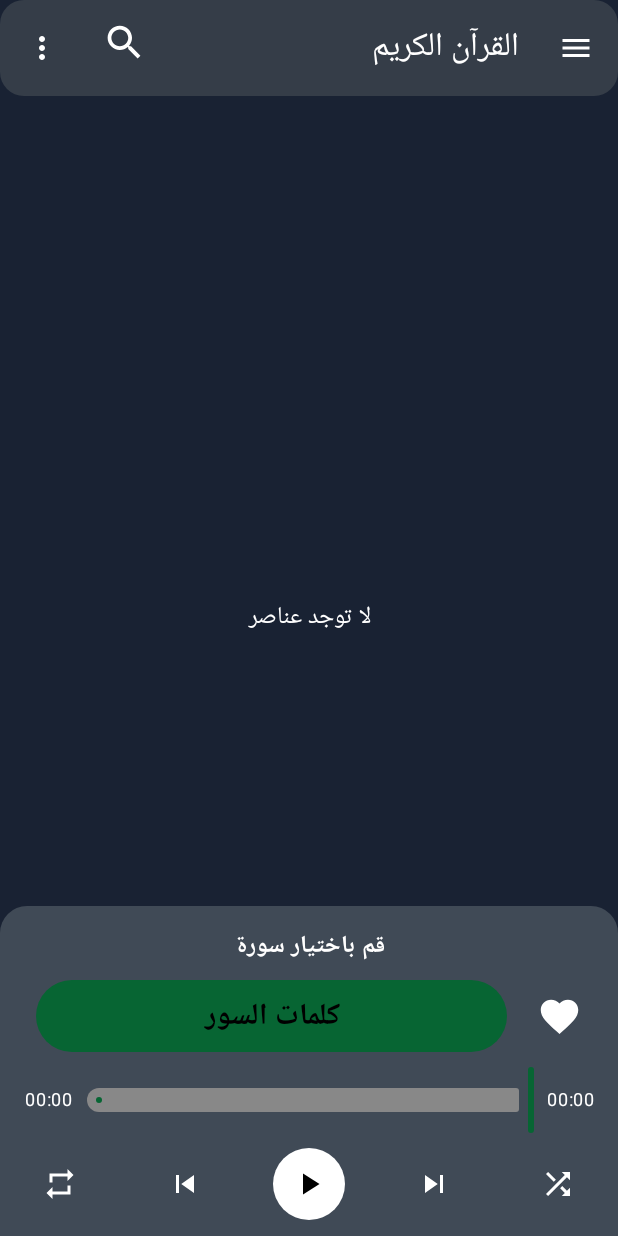
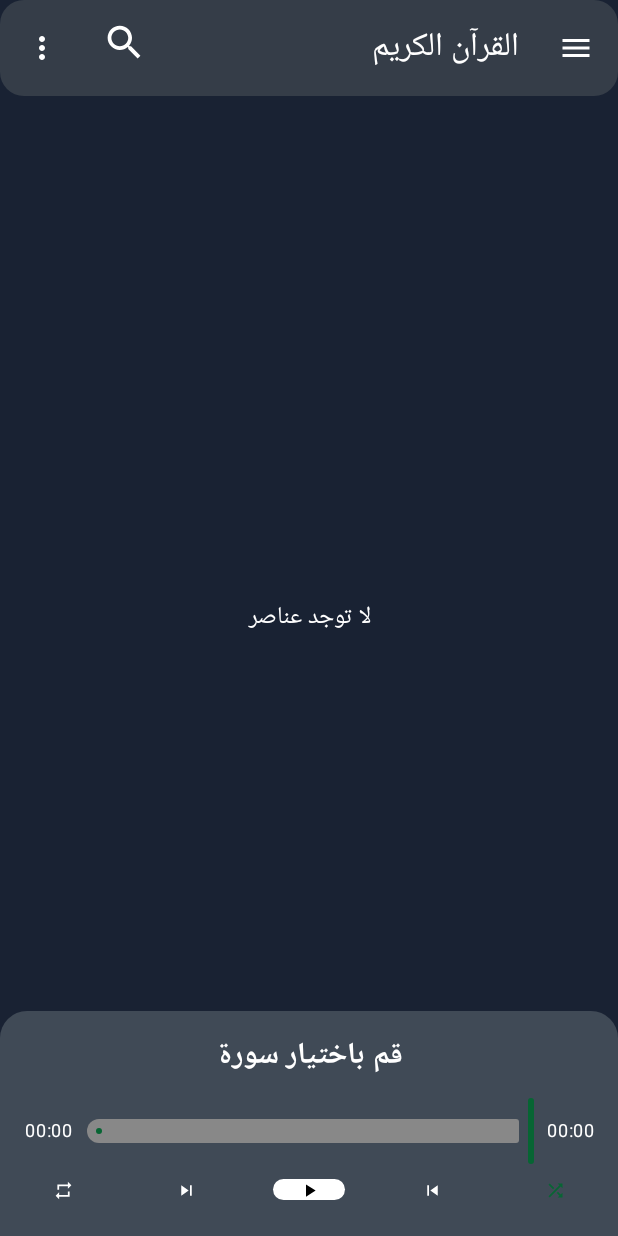
Before and after one commit to alaafawzyy/Shaila-Vibes, an Android app built with Jetpack Compose: the screen it shows after launch (MainActivity), after a tap on "Shuffle", on a phone screen of 412 x 824 dp. Run offline under Robolectric (Android 15) with nearby library versions, the phone set to English and light mode, and no system bars; 2 statements that could not run were skipped.

Commit message:
ubdate play video

```diff
--- a/app/build.gradle.kts
+++ b/app/build.gradle.kts
@@ -12,7 +12,7 @@ android {
         applicationId = "com.example.shailavibes"
         minSdk = 24
         targetSdk = 35
-        versionCode = 1
+        versionCode = 2
         versionName = "1.0"
 
         testInstrumentationRunner = "androidx.test.runner.AndroidJUnitRunner"
--- a/app/src/main/java/com/example/shailavibes/ui/presentation/MusicPlayerScreen.kt
+++ b/app/src/main/java/com/example/shailavibes/ui/presentation/MusicPlayerScreen.kt
@@ -64,13 +64,15 @@ fun MusicPlayerScreen() {
     val scope = rememberCoroutineScope()
     var showMessage by remember { mutableStateOf<String?>(null) }
     var isRepeatModeOn by remember { mutableStateOf(false) }
-
+    var isShuffleModeOn by remember { mutableStateOf(false) }
     var searchQuery by remember { mutableStateOf("") }
     var isSearchActive by remember { mutableStateOf(false) }
-
     var showFavoritesOnly by remember { mutableStateOf(false) }
+    var favoritesUpdateTrigger by remember { mutableStateOf(0) } // متغير جديد لإجبار تحديث filteredSongs
 
     val filteredSongs by derivedStateOf {
+        // استخدام favoritesUpdateTrigger عشان نجبر الـ derivedStateOf على إعادة الحساب
+        favoritesUpdateTrigger
         if (showFavoritesOnly) {
             songs.filter { it.isFavorite }
         } else if (searchQuery.isEmpty()) {
@@ -83,46 +85,12 @@ fun MusicPlayerScreen() {
         }
     }
 
-    // متابعة تغييرات الـ filteredSongs لتحديث currentSongIndex و selectedSong
-    LaunchedEffect(filteredSongs) {
-        if (selectedSong != null) {
-            // ابحث عن الأغنية الحالية في الـ filteredSongs الجديدة
-            val newIndex = filteredSongs.indexOfFirst { it == selectedSong }
-            if (newIndex != -1) {
-                // لو الأغنية لسه موجودة في الـ filteredSongs، حدث الـ currentSongIndex
-                currentSongIndex = newIndex
-            } else {
-                // لو الأغنية مش موجودة (مثلًا لأنها اتشالت من المفضلة وإحنا في وضع المفضلة)، وقف التشغيل
-                exoPlayer.pause()
-                selectedSong = null
-                currentSongIndex = -1
-            }
-        }
-    }
-
     // دالة لحفظ الأغاني المفضلة في SharedPreferences
     fun saveFavorites() {
         val favoriteIds = songs.filter { it.isFavorite }.map { it.resourceId.toString() }.toSet()
         sharedPreferences.edit().putStringSet("favorite_songs", favoriteIds).apply()
-    }
-
-    // Drawer State
-    val drawerState = rememberDrawerState(initialValue = DrawerValue.Closed)
-
-    // ربط isRepeatModeOn بالـ ExoPlayer
-    LaunchedEffect(isRepeatModeOn) {
-        exoPlayer.repeatMode = if (isRepeatModeOn) {
-            Player.REPEAT_MODE_ONE
-        } else {
-            Player.REPEAT_MODE_OFF
-        }
-    }
-
-    DisposableEffect(exoPlayer) {
-        onDispose {
-            exoPlayer.stop()
-            exoPlayer.release()
-        }
+        // تغيير قيمة favoritesUpdateTrigger عشان يجبر الـ filteredSongs على التحديث
+        favoritesUpdateTrigger++
     }
 
     fun playNextSong() {
@@ -165,9 +133,9 @@ fun MusicPlayerScreen() {
 
     fun shuffleSongs() {
         if (filteredSongs.isNotEmpty()) {
-            val shuffledSongs = filteredSongs.shuffled()
-            currentSongIndex = 0
-            selectedSong = shuffledSongs[currentSongIndex]
+            val shuffledIndices = filteredSongs.indices.shuffled()
+            currentSongIndex = shuffledIndices[0]
+            selectedSong = filteredSongs[currentSongIndex]
             val success = playSong(context, exoPlayer, selectedSong!!)
             if (!success) {
                 showMessage = "فشل تشغيل ${selectedSong!!.title}"
@@ -176,6 +144,59 @@ fun MusicPlayerScreen() {
                     showMessage = null
                 }
             }
+        }
+    }
+
+    // متابعة تغييرات الـ filteredSongs لتحديث currentSongIndex و selectedSong
+    LaunchedEffect(filteredSongs) {
+        if (selectedSong != null) {
+            // ابحث عن الأغنية الحالية في الـ filteredSongs الجديدة
+            val newIndex = filteredSongs.indexOfFirst { it == selectedSong }
+            if (newIndex != -1) {
+                // لو الأغنية لسه موجودة في الـ filteredSongs، حدث الـ currentSongIndex
+                currentSongIndex = newIndex
+            } else {
+                // لو الأغنية مش موجودة (مثلًا لأنها اتشالت من المفضلة وإحنا في وضع المفضلة)، وقف التشغيل
+                exoPlayer.pause()
+                selectedSong = null
+                currentSongIndex = -1
+            }
+        }
+    }
+
+    // إضافة Listener للـ ExoPlayer عشان يشغل السورة اللي بعدها لما الحالية تخلّص
+    LaunchedEffect(exoPlayer) {
+        exoPlayer.addListener(object : Player.Listener {
+            override fun onPlaybackStateChanged(playbackState: Int) {
+                if (playbackState == Player.STATE_ENDED) {
+                    if (isShuffleModeOn) {
+                        // لو الـ Shuffle مفعّل، نختار سورة عشوائية
+                        shuffleSongs()
+                    } else {
+                        // لو الـ Shuffle مش مفعّل، نشغل السورة اللي بعدها
+                        playNextSong()
+                    }
+                }
+            }
+        })
+    }
+
+    // Drawer State
+    val drawerState = rememberDrawerState(initialValue = DrawerValue.Closed)
+
+    // ربط isRepeatModeOn بالـ ExoPlayer
+    LaunchedEffect(isRepeatModeOn) {
+        exoPlayer.repeatMode = if (isRepeatModeOn) {
+            Player.REPEAT_MODE_ONE
+        } else {
+            Player.REPEAT_MODE_OFF
+        }
+    }
+
+    DisposableEffect(exoPlayer) {
+        onDispose {
+            exoPlayer.stop()
+            exoPlayer.release()
         }
     }
 
@@ -281,7 +302,6 @@ fun MusicPlayerScreen() {
                                                     isSearchActive = true
                                                 }
                                         )
-
                                     }
                                 }
                             },
@@ -305,7 +325,7 @@ fun MusicPlayerScreen() {
                         Surface(
                             color = Color(0xFF404a56),
                             modifier = Modifier
-                                .height(220.dp)
+                                .height(150.dp)
                                 .clip(RoundedCornerShape(topStart = 18.dp, topEnd = 18.dp))
                         ) {
                             Column(
@@ -319,46 +339,14 @@ fun MusicPlayerScreen() {
                                         R.string.choose_soura
                                     ),
                                     color = Color.White,
-                                    fontSize = 16.sp,
+                                    fontSize = 20.sp,
                                     fontWeight = FontWeight.Bold,
                                     modifier = Modifier.padding(top = 5.dp)
                                 )
 
                                 Spacer(Modifier.height(8.dp))
 
-                                Row(
-                                    modifier = Modifier
-                                        .fillMaxWidth()
-                                        .height(48.dp)
-                                        .padding(horizontal = 16.dp),
-                                    verticalAlignment = Alignment.CenterVertically,
-                                    horizontalArrangement = Arrangement.Center
-                                ) {
-                                    Icon(
-                                        imageVector = Icons.Default.Favorite,
-                                        contentDescription = "Like Icon",
-                                        tint = Color.White,
-                                        modifier = Modifier.size(30.dp)
-                                    )
-                                    Spacer(Modifier.width(20.dp))
-                                    Button(
-                                        modifier = Modifier
-                                            .width(350.dp),
-                                        colors = ButtonDefaults.buttonColors(containerColor = Green),
 
-                                        onClick = {  },
-                                    ) {
-                                        Text(
-                                            text = stringResource(R.string.klmat_elsour),
-                                            color = Color.Black,
-                                            fontSize = 20.sp,
-                                            fontWeight = FontWeight.Bold
-                                        )
-                                    }
-
-                                }
-
-                                Spacer(Modifier.height(8.dp))
 
                                 var currentPosition by remember { mutableStateOf(0L) }
                                 var duration by remember { mutableStateOf(0L) }
@@ -428,26 +416,33 @@ fun MusicPlayerScreen() {
                                 Row(
                                     modifier = Modifier
                                         .fillMaxWidth()
-                                        .padding(horizontal = 8.dp),
+                                        .padding(start = 10.dp, end = 10.dp , bottom = 16.dp),
                                     horizontalArrangement = Arrangement.SpaceBetween
                                 ) {
-                                    IconButton(onClick = { shuffleSongs() }) {
+                                    IconButton(onClick = {
+                                        isShuffleModeOn = !isShuffleModeOn
+                                        if (isShuffleModeOn) {
+                                            shuffleSongs()
+                                            Toast.makeText(context, "تم تفعيل الاختيار العشوائي", Toast.LENGTH_SHORT).show()
+                                        } else {
+                                            Toast.makeText(context, "تم إلغاء الاختيار العشوائي", Toast.LENGTH_SHORT).show()
+                                        }
+                                    }) {
                                         Icon(
                                             imageVector = Icons.Filled.Shuffle,
                                             contentDescription = "Shuffle",
+                                            tint = if (isShuffleModeOn) Green else Color.White,
+                                            modifier = Modifier.size(24.dp)
+                                        )
+                                    }
+                                    IconButton(onClick = { playPreviousSong() }) {
+                                        Icon(
+                                            imageVector = Icons.Filled.SkipPrevious,
+                                            contentDescription = "Previous",
                                             tint = Color.White,
                                             modifier = Modifier.size(24.dp)
                                         )
                                     }
-                                    IconButton(onClick = { playNextSong() }) {
-                                        Icon(
-                                            imageVector = Icons.Filled.SkipNext,
-                                            contentDescription = "Next",
-                                            tint = Color.White,
-                                            modifier = Modifier.size(24.dp)
-                                        )
-                                    }
-
                                     IconButton(
                                         onClick = {
                                             if (selectedSong != null) {
@@ -470,23 +465,20 @@ fun MusicPlayerScreen() {
                                             modifier = Modifier.size(24.dp)
                                         )
                                     }
-                                    IconButton(onClick = { playPreviousSong() }) {
+                                    IconButton(onClick = { playNextSong() }) {
                                         Icon(
-                                            imageVector = Icons.Filled.SkipPrevious,
-                                            contentDescription = "Previous",
+                                            imageVector = Icons.Filled.SkipNext,
+                                            contentDescription = "Next",
                                             tint = Color.White,
                                             modifier = Modifier.size(24.dp)
                                         )
                                     }
                                     IconButton(onClick = {
                                         isRepeatModeOn = !isRepeatModeOn
-                                        if (isRepeatModeOn)
-                                        {
-                                            Toast.makeText(context, "تم  وضع التكرار", Toast.LENGTH_SHORT).show()
-
-                                        }
-                                        else{
-                                           Toast.makeText(context, "تم إلغاء وضع التكرار", Toast.LENGTH_SHORT).show()
+                                        if (isRepeatModeOn) {
+                                            Toast.makeText(context, "تم وضع التكرار", Toast.LENGTH_SHORT).show()
+                                        } else {
+                                            Toast.makeText(context, "تم إلغاء وضع التكرار", Toast.LENGTH_SHORT).show()
                                         }
                                         scope.launch {
                                             delay(2000L)
--- a/app/src/main/java/com/example/shailavibes/ui/utils/SongList.kt
+++ b/app/src/main/java/com/example/shailavibes/ui/utils/SongList.kt
@@ -56,11 +56,10 @@ fun SongList(
             modifier = modifier
                 .fillMaxSize()
                 .padding(8.dp)
-
         ) {
             itemsIndexed(
                 items = songs,
-                key = { index, song -> "${song.title}-${song.isFavorite}" }
+                key = { index, song -> "${song.title}-${song.isFavorite}-${index}" } // تحسين الـ key عشان يتغير لما isFavorite يتغير
             ) { _, song ->
                 SongItem(
                     song = song,
@@ -79,7 +78,7 @@ fun SongItem(
     onFavoriteToggle: () -> Unit
 ) {
     var isFavorite by remember(song) { mutableStateOf(song.isFavorite) }
-    var isPlay by remember{ mutableStateOf(false) }
+    var isPlay by remember { mutableStateOf(false) }
 
     LaunchedEffect(song.isFavorite) {
         isFavorite = song.isFavorite
@@ -96,19 +95,19 @@ fun SongItem(
         horizontalArrangement = Arrangement.SpaceBetween
     ) {
         IconButton(onClick = {
-            isPlay=!isPlay
+            isPlay = !isPlay
             if (isPlay) {
                 onSongClick()
             }
         }) {
             Icon(
-                imageVector =if (isPlay) Icons.Default.Pause else Icons.Default.PlayCircle,
+                imageVector = if (isPlay) Icons.Default.Pause else Icons.Default.PlayCircle,
                 contentDescription = "Play",
                 tint = Color(0xFF3B3C3D),
                 modifier = Modifier.size(24.dp)
             )
         }
-        Column() {
+        Column {
             Text(
                 text = song.title,
                 color = Color.White,
```
